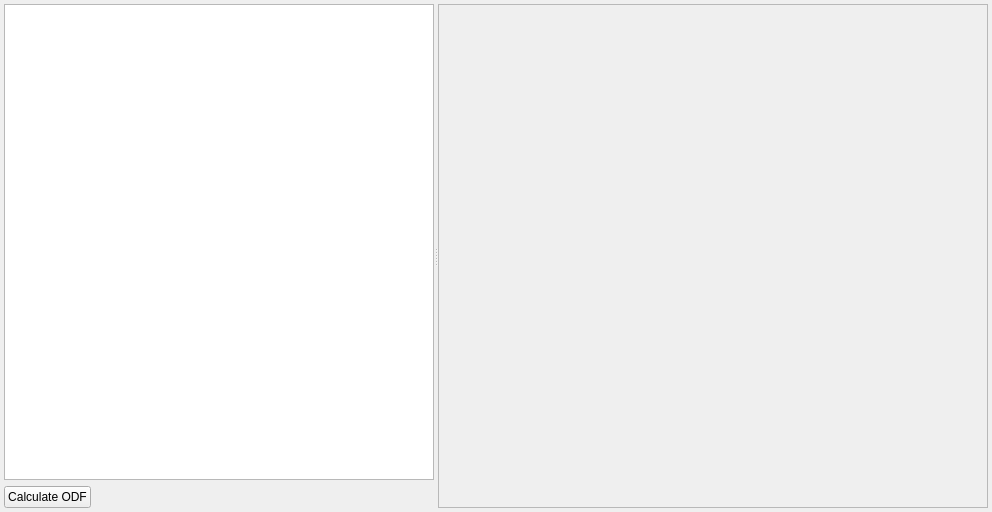
Qt form Source/AIM/StatsGenerator/UI_Files/StatsGenODFWidget.ui (BlueQuartzSoftware/DREAM3D) before a commit.
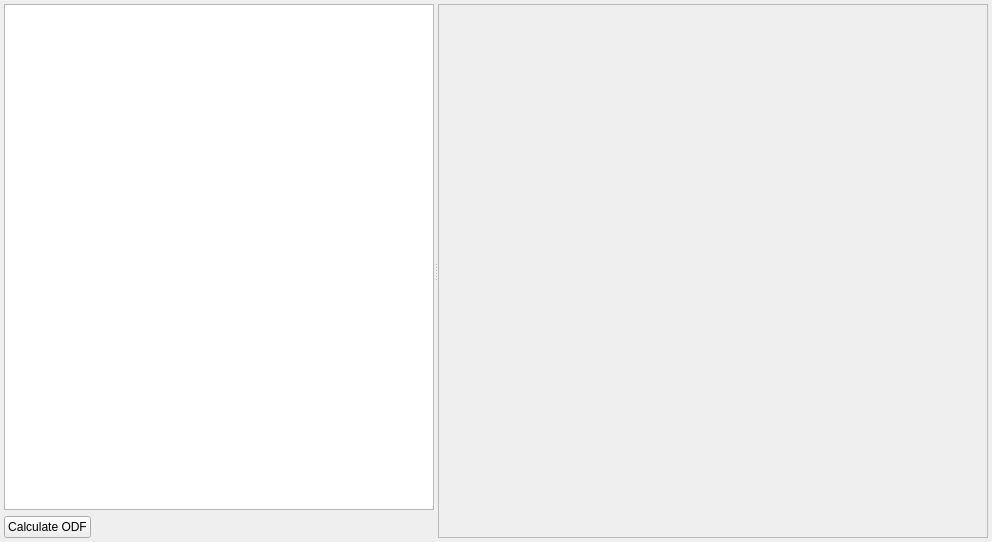
The same form after that commit. Custom widgets are drawn as their Qt base class.

Commit message: ODF Values now show up in the plot.

```diff
--- a/Source/AIM/StatsGenerator/UI_Files/StatsGenODFWidget.ui
+++ b/Source/AIM/StatsGenerator/UI_Files/StatsGenODFWidget.ui
@@ -7,7 +7,7 @@
     <x>0</x>
     <y>0</y>
     <width>992</width>
-    <height>512</height>
+    <height>542</height>
    </rect>
   </property>
   <property name="windowTitle">
@@ -31,7 +31,7 @@
         <widget class="QTableView" name="m_TableView">
          <property name="minimumSize">
           <size>
-           <width>425</width>
+           <width>375</width>
            <height>0</height>
           </size>
          </property>
@@ -79,7 +79,7 @@
          <x>0</x>
          <y>0</y>
          <width>546</width>
-         <height>500</height>
+         <height>530</height>
         </rect>
        </property>
        <layout class="QVBoxLayout" name="verticalLayout_2">
```
The commit also changes 1 other file.
